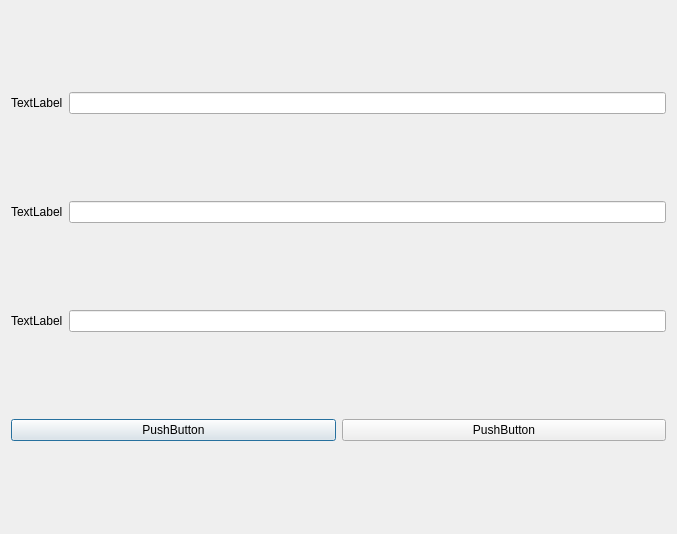
foxking0416/HuachunDailyReport2024, file Python/QtCreateProjectPage1Dialog.ui: the form before one commit.
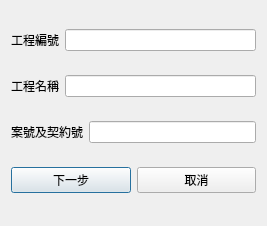
The form after the commit.

The edit to the form file:
```diff
--- a/Python/QtCreateProjectPage1Dialog.ui
+++ b/Python/QtCreateProjectPage1Dialog.ui
@@ -6,8 +6,8 @@
    <rect>
     <x>0</x>
     <y>0</y>
-    <width>677</width>
-    <height>534</height>
+    <width>267</width>
+    <height>226</height>
    </rect>
   </property>
   <property name="windowTitle">
@@ -19,7 +19,7 @@
      <item>
       <widget class="QLabel" name="label">
        <property name="text">
-        <string>TextLabel</string>
+        <string>工程編號</string>
        </property>
       </widget>
      </item>
@@ -33,7 +33,7 @@
      <item>
       <widget class="QLabel" name="label_2">
        <property name="text">
-        <string>TextLabel</string>
+        <string>工程名稱</string>
        </property>
       </widget>
      </item>
@@ -47,7 +47,7 @@
      <item>
       <widget class="QLabel" name="label_3">
        <property name="text">
-        <string>TextLabel</string>
+        <string>案號及契約號</string>
        </property>
       </widget>
      </item>
@@ -61,14 +61,14 @@
      <item>
       <widget class="QPushButton" name="pushButton">
        <property name="text">
-        <string>PushButton</string>
+        <string>下一步</string>
        </property>
       </widget>
      </item>
      <item>
       <widget class="QPushButton" name="pushButton_2">
        <property name="text">
-        <string>PushButton</string>
+        <string>取消</string>
        </property>
       </widget>
      </item>
```
Left out of the diff: 4 changed lines with no effect on the pictures.
